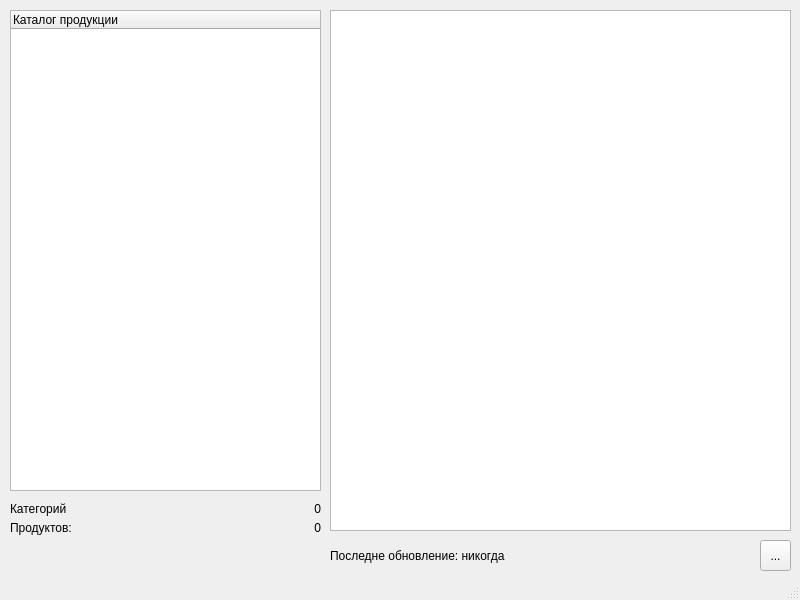
Before: the Qt Designer form ui/main.ui in darginyegor/simpleparser, drawn with Qt 5.
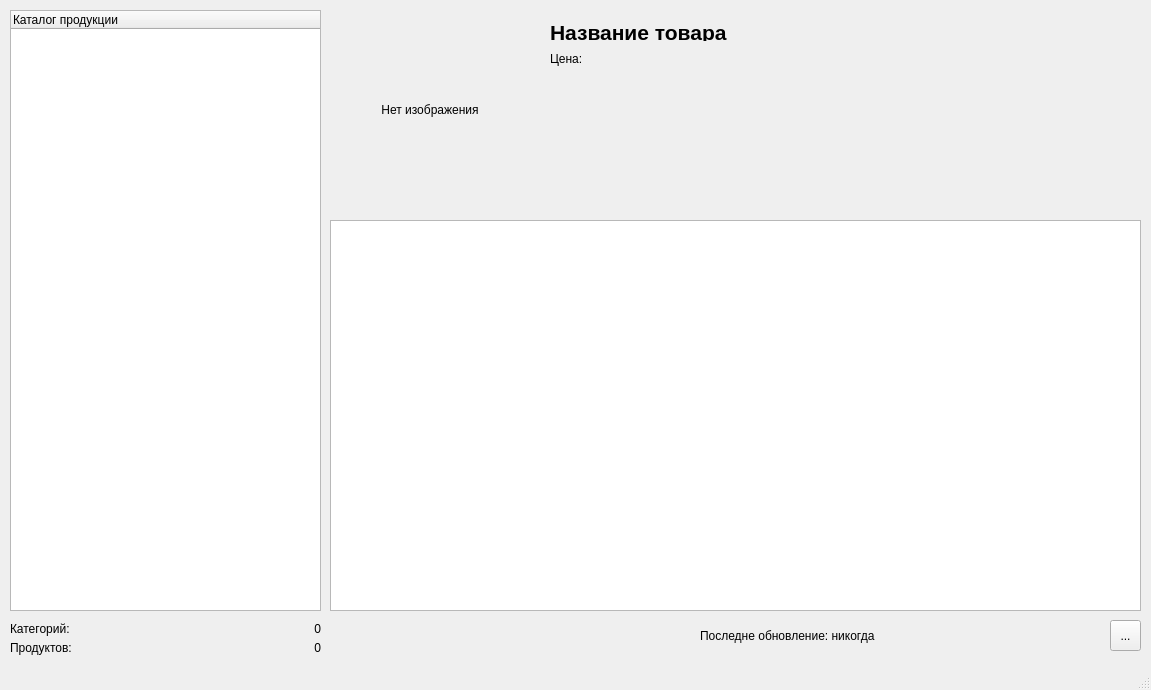
After: the same form once the commit is applied. Icons and pictures are not drawn.

Commit message: now loading product data on QTreeWidgetItem click

```diff
--- a/ui/main.ui
+++ b/ui/main.ui
@@ -6,8 +6,8 @@
    <rect>
     <x>0</x>
     <y>0</y>
-    <width>800</width>
-    <height>600</height>
+    <width>1151</width>
+    <height>690</height>
    </rect>
   </property>
   <property name="windowTitle">
@@ -18,17 +18,17 @@
     <property name="geometry">
      <rect>
       <x>330</x>
-      <y>10</y>
-      <width>461</width>
-      <height>521</height>
+      <y>220</y>
+      <width>811</width>
+      <height>391</height>
      </rect>
     </property>
    </widget>
    <widget class="QLabel" name="updateLabel">
     <property name="geometry">
      <rect>
-      <x>330</x>
-      <y>540</y>
+      <x>700</x>
+      <y>620</y>
       <width>411</width>
       <height>31</height>
      </rect>
@@ -40,8 +40,8 @@
    <widget class="QToolButton" name="refreshButton">
     <property name="geometry">
      <rect>
-      <x>760</x>
-      <y>540</y>
+      <x>1110</x>
+      <y>620</y>
       <width>31</width>
       <height>31</height>
      </rect>
@@ -60,7 +60,7 @@
       <x>10</x>
       <y>10</y>
       <width>311</width>
-      <height>481</height>
+      <height>601</height>
      </rect>
     </property>
     <column>
@@ -73,7 +73,7 @@
     <property name="geometry">
      <rect>
       <x>10</x>
-      <y>520</y>
+      <y>640</y>
       <width>271</width>
       <height>16</height>
      </rect>
@@ -86,20 +86,20 @@
     <property name="geometry">
      <rect>
       <x>10</x>
-      <y>500</y>
+      <y>620</y>
       <width>271</width>
       <height>18</height>
      </rect>
     </property>
     <property name="text">
-     <string>Категорий</string>
+     <string>Категорий:</string>
     </property>
    </widget>
    <widget class="QLabel" name="categoryCounter">
     <property name="geometry">
      <rect>
       <x>290</x>
-      <y>500</y>
+      <y>620</y>
       <width>31</width>
       <height>18</height>
      </rect>
@@ -115,7 +115,7 @@
     <property name="geometry">
      <rect>
       <x>290</x>
-      <y>520</y>
+      <y>640</y>
       <width>31</width>
       <height>16</height>
      </rect>
@@ -127,6 +127,64 @@
      <set>Qt::AlignRight|Qt::AlignTrailing|Qt::AlignVCenter</set>
     </property>
    </widget>
+   <widget class="QLabel" name="productThumbLabel">
+    <property name="geometry">
+     <rect>
+      <x>330</x>
+      <y>10</y>
+      <width>200</width>
+      <height>200</height>
+     </rect>
+    </property>
+    <property name="autoFillBackground">
+     <bool>true</bool>
+    </property>
+    <property name="text">
+     <string>Нет изображения</string>
+    </property>
+    <property name="alignment">
+     <set>Qt::AlignCenter</set>
+    </property>
+   </widget>
+   <widget class="QLabel" name="productName">
+    <property name="geometry">
+     <rect>
+      <x>550</x>
+      <y>20</y>
+      <width>581</width>
+      <height>21</height>
+     </rect>
+    </property>
+    <property name="font">
+     <font>
+      <pointsize>16</pointsize>
+      <weight>75</weight>
+      <bold>true</bold>
+     </font>
+    </property>
+    <property name="autoFillBackground">
+     <bool>true</bool>
+    </property>
+    <property name="text">
+     <string>Название товара</string>
+    </property>
+    <property name="alignment">
+     <set>Qt::AlignLeading|Qt::AlignLeft|Qt::AlignTop</set>
+    </property>
+   </widget>
+   <widget class="QLabel" name="productPrice">
+    <property name="geometry">
+     <rect>
+      <x>550</x>
+      <y>50</y>
+      <width>421</width>
+      <height>18</height>
+     </rect>
+    </property>
+    <property name="text">
+     <string>Цена:</string>
+    </property>
+   </widget>
   </widget>
   <widget class="QStatusBar" name="statusbar"/>
  </widget>
```
The commit also changes 1 other file.
